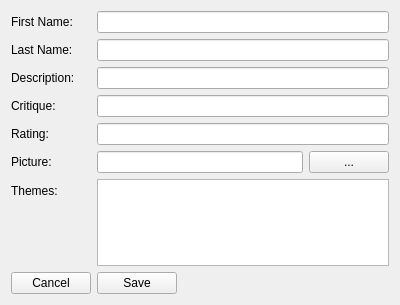
jgastal/plivros, file src/gui/UI/AuthorForm.ui: the form before one commit.
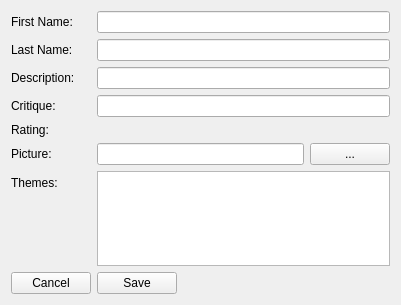
The form after the commit. Custom widgets are drawn as their Qt base class.

Commit message: Changed rating in Author and Book forms to a custom RatingWidget. Includes RatingWidget headers in a bad way(see CMakeLists.txt comment). DOES NOT LINK! The problem is linking to RatingWidget.

Diff of the .ui file:
```diff
--- a/src/gui/UI/AuthorForm.ui
+++ b/src/gui/UI/AuthorForm.ui
@@ -6,7 +6,7 @@
    <rect>
     <x>0</x>
     <y>0</y>
-    <width>400</width>
+    <width>401</width>
     <height>305</height>
    </rect>
   </property>
@@ -64,9 +64,6 @@
      </property>
     </widget>
    </item>
-   <item row="4" column="1">
-    <widget class="QLineEdit" name="ratingLineEdit"/>
-   </item>
    <item row="5" column="0">
     <widget class="QLabel" name="pictureLabel">
      <property name="text">
@@ -123,6 +120,13 @@
    </item>
   </layout>
  </widget>
+ <customwidgets>
+  <customwidget>
+   <class>RatingWidget</class>
+   <extends>QWidget</extends>
+   <header>RatingWidget.h</header>
+  </customwidget>
+ </customwidgets>
  <tabstops>
   <tabstop>firstNameLineEdit</tabstop>
   <tabstop>lastNameLineEdit</tabstop>
```
Left out of the diff: 13 changed lines with no effect on the pictures. The commit also changes 4 other files.
